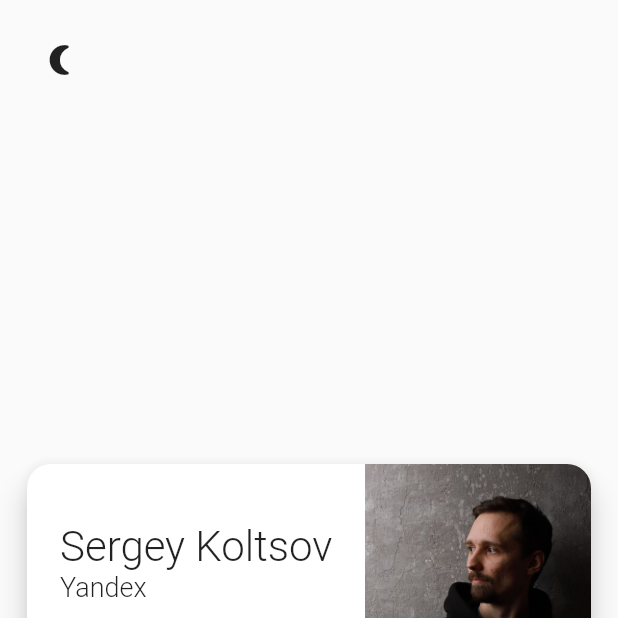
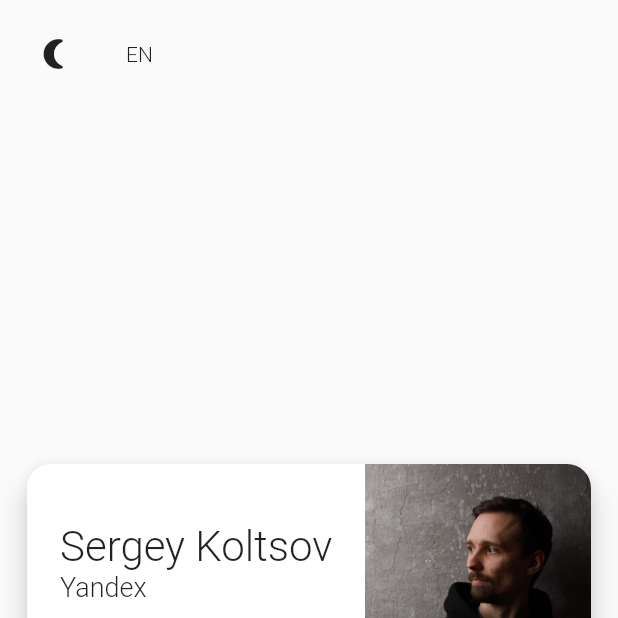
Before and after one commit to kltsv/cvapp, a Flutter app: the screen it shows after launch, on a phone screen of 412 x 824 dp, the top half of it. Run offline on Flutter 3.47's test engine with Material 2 defaults, Android fonts, the phone set to English and light mode, and no system bars; generated files the repository leaves out were written again.

Commit message:
Dynamic locale changes

```diff
--- a/lib/main.dart
+++ b/lib/main.dart
@@ -39,6 +39,7 @@ class App extends StatefulWidget {
 
 class _AppState extends State<App> {
   var _isDark = false;
+  var _locale = S.en;
 
   @override
   Widget build(BuildContext context) => MaterialApp(
@@ -49,14 +50,19 @@ class _AppState extends State<App> {
           GlobalCupertinoLocalizations.delegate,
         ],
         supportedLocales: S.supportedLocales,
+        locale: _locale,
         builder: (context, child) => Material(
           child: Stack(
             children: [
               child ?? const SizedBox.shrink(),
               Align(
                 alignment: Alignment.topLeft,
-                child: Padding(
-                  padding: const EdgeInsets.all(16.0),
+                child: Row(
+                  crossAxisAlignment: CrossAxisAlignment.center,
+                  mainAxisSize: MainAxisSize.min,
+                  children: [
+                    Padding(
+                      padding: const EdgeInsets.all(12.0),
                       child: IconButton(
                         onPressed: () {
                           final newMode = !_isDark;
@@ -70,6 +76,22 @@ class _AppState extends State<App> {
                           _isDark ? Icons.sunny : Icons.nightlight_round,
                         ),
                       ),
+                    ),
+                    Padding(
+                      padding: const EdgeInsets.all(12.0),
+                      child: InkResponse(
+                        child: Text(_locale.languageCode.toUpperCase()),
+                        onTap: () {
+                          final newLocale = S.isEn(_locale) ? S.ru : S.en;
+                          logger.info(
+                            'Switch language: '
+                            '${_locale.languageCode} -> ${newLocale.languageCode}',
+                          );
+                          setState(() => _locale = newLocale);
+                        },
+                      ),
+                    ),
+                  ],
                 ),
               )
             ],
--- a/lib/s.dart
+++ b/lib/s.dart
@@ -15,5 +15,7 @@ class S {
   static AppLocalizations of(BuildContext context) =>
       AppLocalizations.of(context)!;
 
+  static bool isEn(Locale locale) => locale == en;
+
   const S._();
 }
```
Lines whose indentation alone changed are shown as unchanged.
